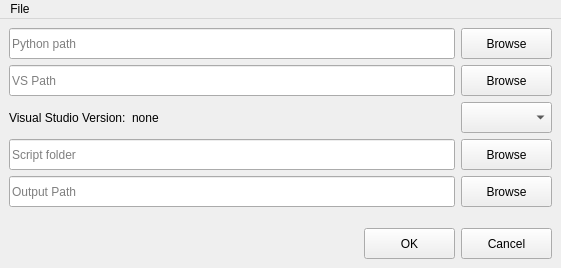
Before: the Qt Designer form Manager/settingsdialog.ui in Frozen-Team/CBDM-Shell, drawn with Qt 5.
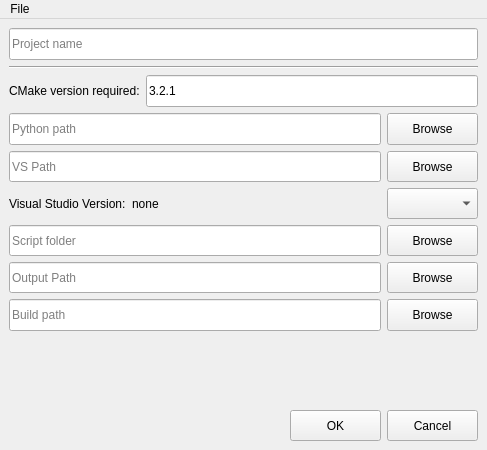
After: the same form once the commit is applied.

Patch:
```diff
--- a/Manager/settingsdialog.ui
+++ b/Manager/settingsdialog.ui
@@ -6,8 +6,8 @@
    <rect>
     <x>0</x>
     <y>0</y>
-    <width>561</width>
-    <height>268</height>
+    <width>487</width>
+    <height>450</height>
    </rect>
   </property>
   <property name="windowTitle">
@@ -43,7 +43,73 @@
     </item>
     <item row="0" column="0" colspan="4">
      <layout class="QGridLayout" name="gridLayout_2">
-      <item row="2" column="1">
+      <item row="2" column="0" colspan="2">
+       <layout class="QHBoxLayout" name="horizontalLayout_2">
+        <item>
+         <widget class="QLabel" name="label_2">
+          <property name="text">
+           <string>CMake version required:</string>
+          </property>
+         </widget>
+        </item>
+        <item>
+         <widget class="QLineEdit" name="cmakeLineEdit">
+          <property name="minimumSize">
+           <size>
+            <width>0</width>
+            <height>32</height>
+           </size>
+          </property>
+          <property name="inputMask">
+           <string>0.0.0</string>
+          </property>
+          <property name="text">
+           <string>3.2.1</string>
+          </property>
+          <property name="placeholderText">
+           <string/>
+          </property>
+         </widget>
+        </item>
+       </layout>
+      </item>
+      <item row="0" column="0" colspan="2">
+       <widget class="QLineEdit" name="projectLine">
+        <property name="minimumSize">
+         <size>
+          <width>0</width>
+          <height>32</height>
+         </size>
+        </property>
+        <property name="placeholderText">
+         <string>Project name</string>
+        </property>
+       </widget>
+      </item>
+      <item row="1" column="0" colspan="2">
+       <widget class="Line" name="line">
+        <property name="orientation">
+         <enum>Qt::Horizontal</enum>
+        </property>
+       </widget>
+      </item>
+      <item row="5" column="0">
+       <widget class="QLineEdit" name="vsPathLine">
+        <property name="minimumSize">
+         <size>
+          <width>81</width>
+          <height>31</height>
+         </size>
+        </property>
+        <property name="text">
+         <string/>
+        </property>
+        <property name="placeholderText">
+         <string>VS Path</string>
+        </property>
+       </widget>
+      </item>
+      <item row="6" column="1">
        <widget class="QComboBox" name="archComboBox">
         <property name="minimumSize">
          <size>
@@ -59,23 +125,7 @@
         </property>
        </widget>
       </item>
-      <item row="1" column="0">
-       <widget class="QLineEdit" name="vsPathLine">
-        <property name="minimumSize">
-         <size>
-          <width>81</width>
-          <height>31</height>
-         </size>
-        </property>
-        <property name="text">
-         <string/>
-        </property>
-        <property name="placeholderText">
-         <string>VS Path</string>
-        </property>
-       </widget>
-      </item>
-      <item row="3" column="0">
+      <item row="7" column="0">
        <widget class="QLineEdit" name="scriptPathLine">
         <property name="minimumSize">
          <size>
@@ -88,8 +138,8 @@
         </property>
        </widget>
       </item>
-      <item row="3" column="1">
-       <widget class="QPushButton" name="scriptBrowse">
+      <item row="5" column="1">
+       <widget class="QPushButton" name="vsBrowse">
         <property name="minimumSize">
          <size>
           <width>91</width>
@@ -101,12 +151,12 @@
         </property>
        </widget>
       </item>
-      <item row="0" column="0">
+      <item row="4" column="0">
        <widget class="QLineEdit" name="pythonPathLine">
         <property name="minimumSize">
          <size>
           <width>81</width>
-          <height>31</height>
+          <height>32</height>
          </size>
         </property>
         <property name="toolTip">
@@ -117,33 +167,7 @@
         </property>
        </widget>
       </item>
-      <item row="0" column="1">
-       <widget class="QPushButton" name="pythonBrowse">
-        <property name="minimumSize">
-         <size>
-          <width>91</width>
-          <height>31</height>
-         </size>
-        </property>
-        <property name="text">
-         <string>Browse</string>
-        </property>
-       </widget>
-      </item>
-      <item row="1" column="1">
-       <widget class="QPushButton" name="vsBrowse">
-        <property name="minimumSize">
-         <size>
-          <width>91</width>
-          <height>31</height>
-         </size>
-        </property>
-        <property name="text">
-         <string>Browse</string>
-        </property>
-       </widget>
-      </item>
-      <item row="4" column="0">
+      <item row="8" column="0">
        <widget class="QLineEdit" name="outputPathLine">
         <property name="minimumSize">
          <size>
@@ -156,12 +180,25 @@
         </property>
        </widget>
       </item>
+      <item row="7" column="1">
+       <widget class="QPushButton" name="scriptBrowse">
+        <property name="minimumSize">
+         <size>
+          <width>91</width>
+          <height>31</height>
+         </size>
+        </property>
+        <property name="text">
+         <string>Browse</string>
+        </property>
+       </widget>
+      </item>
       <item row="4" column="1">
-       <widget class="QPushButton" name="outputBrowse">
+       <widget class="QPushButton" name="pythonBrowse">
         <property name="minimumSize">
          <size>
-          <width>0</width>
-          <height>31</height>
+          <width>91</width>
+          <height>32</height>
          </size>
         </property>
         <property name="text">
@@ -169,7 +206,7 @@
         </property>
        </widget>
       </item>
-      <item row="2" column="0">
+      <item row="6" column="0">
        <layout class="QHBoxLayout" name="horizontalLayout">
         <item>
          <widget class="QLabel" name="label">
@@ -200,6 +237,45 @@
         </item>
        </layout>
       </item>
+      <item row="8" column="1">
+       <widget class="QPushButton" name="outputBrowse">
+        <property name="minimumSize">
+         <size>
+          <width>0</width>
+          <height>31</height>
+         </size>
+        </property>
+        <property name="text">
+         <string>Browse</string>
+        </property>
+       </widget>
+      </item>
+      <item row="9" column="0">
+       <widget class="QLineEdit" name="buildPathLine">
+        <property name="minimumSize">
+         <size>
+          <width>0</width>
+          <height>32</height>
+         </size>
+        </property>
+        <property name="placeholderText">
+         <string>Build path</string>
+        </property>
+       </widget>
+      </item>
+      <item row="9" column="1">
+       <widget class="QPushButton" name="buildPathBrowse">
+        <property name="minimumSize">
+         <size>
+          <width>0</width>
+          <height>32</height>
+         </size>
+        </property>
+        <property name="text">
+         <string>Browse</string>
+        </property>
+       </widget>
+      </item>
      </layout>
     </item>
     <item row="2" column="2">
@@ -235,8 +311,8 @@
     <rect>
      <x>0</x>
      <y>0</y>
-     <width>561</width>
-     <height>21</height>
+     <width>487</width>
+     <height>20</height>
     </rect>
    </property>
    <widget class="QMenu" name="menuFile">
```
Left out of the diff: 71 changed lines with no effect on the pictures.
